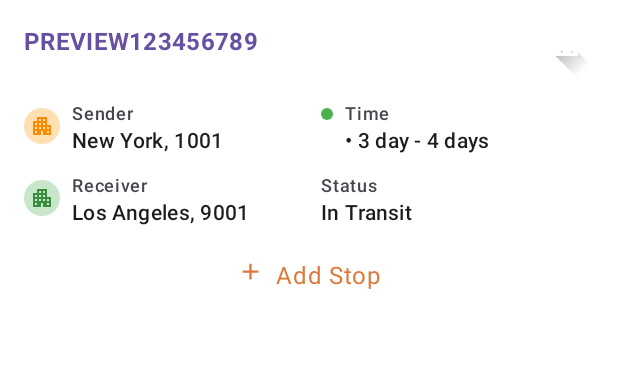
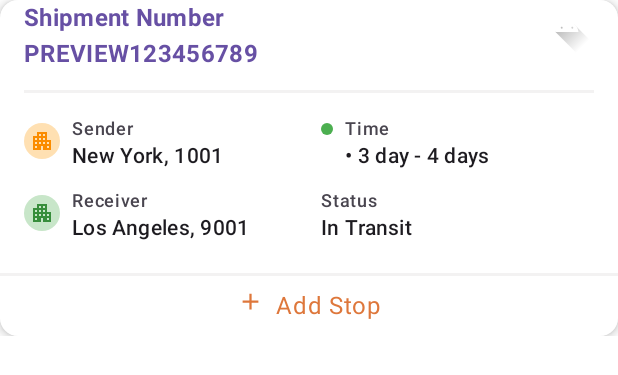
Before and after one commit to Kagiri11/Shipments, an Android app built with Jetpack Compose: the @Preview function TrackingInfoCardPreview, on a phone screen of 412 x 824 dp. Shown: the top 375 px of the screen. Run offline under Robolectric (Android 15) with nearby library versions, the phone set to English and light mode, and no system bars; pictures from the network do not load.

Commit message:
Clean up tracking card

```diff
--- a/app/src/main/java/com/cmaina/shipments/ui/screens/home/HomeScreen.kt
+++ b/app/src/main/java/com/cmaina/shipments/ui/screens/home/HomeScreen.kt
@@ -1,6 +1,7 @@
 // File: com/cmaina/shipments/ui/screens/home/HomeScreen.kt
 package com.cmaina.shipments.ui.screens.home
 
+import androidx.compose.foundation.background
 import androidx.compose.foundation.layout.Box
 import androidx.compose.foundation.layout.Column
 import androidx.compose.foundation.layout.PaddingValues
@@ -31,6 +32,7 @@ import androidx.compose.ui.tooling.preview.Preview
 import androidx.compose.ui.unit.dp
 import androidx.lifecycle.viewmodel.compose.viewModel
 import com.cmaina.shipments.ui.screens.home.components.SearchResultsList
+import com.cmaina.shipments.ui.theme.ShipmentsSmokeWhite
 
 @OptIn(ExperimentalMaterial3Api::class)
 @Composable
@@ -87,7 +89,9 @@ fun HomeScreen(
 
                 Box {
                     // Spacer after search bar
-                    Column {
+                    Column(
+                        modifier = Modifier.background(ShipmentsSmokeWhite)
+                    ) {
                         Spacer(modifier = Modifier.height(24.dp))
                         // Section 3: Tracking Information
                         // Only show if there's tracking info available
--- a/app/src/main/java/com/cmaina/shipments/ui/screens/home/HomeSearchBar.kt
+++ b/app/src/main/java/com/cmaina/shipments/ui/screens/home/HomeSearchBar.kt
@@ -4,8 +4,11 @@ package com.cmaina.shipments.ui.screens.home
 
 import androidx.compose.foundation.background
 import androidx.compose.foundation.layout.Box
+import androidx.compose.foundation.layout.Column
 import androidx.compose.foundation.layout.Row
+import androidx.compose.foundation.layout.Spacer
 import androidx.compose.foundation.layout.fillMaxWidth
+import androidx.compose.foundation.layout.height
 import androidx.compose.foundation.layout.padding
 import androidx.compose.foundation.layout.size
 import androidx.compose.foundation.layout.wrapContentSize
@@ -48,6 +51,11 @@ fun HomeSearchBar(
     onFocused: () -> Unit,
     modifier: Modifier = Modifier
 ) {
+    Column(
+        modifier = Modifier
+            .fillMaxWidth()
+            .background(ShipmentsPurple)
+    ) {
         Row(
             modifier = Modifier
                 .fillMaxWidth()
@@ -88,7 +96,7 @@ fun HomeSearchBar(
                         }
                     }
                 },
-            shape = RoundedCornerShape(28.dp), // Highly rounded corners
+                shape = RoundedCornerShape(50), // Highly rounded corners
                 colors = TextFieldDefaults.colors(
                     focusedContainerColor = MaterialTheme.colorScheme.surface, // White or light surface
                     unfocusedContainerColor = MaterialTheme.colorScheme.surface,
@@ -99,6 +107,8 @@ fun HomeSearchBar(
                 ),
                 singleLine = true
             )
+        }
+        Spacer(modifier = Modifier.height(10.dp))
     }
 }
 
--- a/app/src/main/java/com/cmaina/shipments/ui/screens/home/TrackingSection.kt
+++ b/app/src/main/java/com/cmaina/shipments/ui/screens/home/TrackingSection.kt
@@ -16,11 +16,16 @@ import androidx.compose.foundation.layout.height
 import androidx.compose.foundation.layout.padding
 import androidx.compose.foundation.layout.size
 import androidx.compose.foundation.layout.width
+import androidx.compose.foundation.layout.wrapContentHeight
 import androidx.compose.foundation.shape.CircleShape
 import androidx.compose.material.icons.Icons
 import androidx.compose.material.icons.filled.Add
 import androidx.compose.material.icons.filled.Apartment // Placeholder for Sender/Receiver
 import androidx.compose.material3.ButtonDefaults
+import androidx.compose.material3.Card
+import androidx.compose.material3.CardDefaults
+import androidx.compose.material3.Divider
+import androidx.compose.material3.DividerDefaults
 import androidx.compose.material3.Icon
 import androidx.compose.material3.MaterialTheme
 import androidx.compose.material3.OutlinedButton
@@ -41,6 +46,7 @@ import com.cmaina.shipments.R // For placeholder drawables
 import com.cmaina.shipments.domain.model.tracking.ActiveTrackingSummary
 import com.cmaina.shipments.domain.model.tracking.TrackingParty
 import com.cmaina.shipments.ui.theme.ShipmentsBrown
+import com.cmaina.shipments.ui.theme.ShipmentsSmokeWhite
 
 // --- Tracking Section Composable ---
 @Composable
@@ -72,22 +78,30 @@ fun TrackingInfoSection(
     trackingInfo: ActiveTrackingSummary,
     onAddStopClick: () -> Unit
 ) {
+    Card(modifier = Modifier.wrapContentHeight(), colors = CardDefaults.cardColors(containerColor = Color.White), elevation = CardDefaults.cardElevation(defaultElevation = 4.dp)) {
         Column(
             modifier = Modifier
-            .padding(16.dp)
                 .fillMaxWidth()
         ) {
             // Top: Shipment Number and Forklift Icon
             Row(
-            modifier = Modifier.fillMaxWidth(),
+                modifier = Modifier.fillMaxWidth().padding(horizontal = 16.dp),
                 verticalAlignment = Alignment.Top,
                 horizontalArrangement = Arrangement.SpaceBetween
             ) {
+                Column {
+                    Text(
+                        text = "Shipment Number",
+                        style = MaterialTheme.typography.titleMedium.copy(fontWeight = FontWeight.Bold),
+                        color = MaterialTheme.colorScheme.primary
+                    )
                     Text(
                         text = trackingInfo.shipmentNumber,
                         style = MaterialTheme.typography.titleMedium.copy(fontWeight = FontWeight.Bold),
                         color = MaterialTheme.colorScheme.primary
                     )
+                }
+
                 Image(
                     painter = rememberAsyncImagePainter(
                         ImageRequest.Builder(LocalContext.current)
@@ -104,12 +118,20 @@ fun TrackingInfoSection(
                 )
             }
 
+            Spacer(modifier = Modifier.height(12.dp))
+
+            Divider(
+                modifier = Modifier.padding(horizontal = 16.dp),
+                thickness = 2.dp,
+                color = ShipmentsSmokeWhite
+            )
+
             Spacer(modifier = Modifier.height(16.dp))
 
             // Middle: Sender/Time and Receiver/Status Details
             // Row 1: Sender and Time
             Row(
-            modifier = Modifier.fillMaxWidth().height(IntrinsicSize.Min),
+                modifier = Modifier.fillMaxWidth().height(IntrinsicSize.Min).padding(horizontal = 16.dp),
                 horizontalArrangement = Arrangement.spacedBy(16.dp)
             ) {
                 TrackingDetailItem(
@@ -148,7 +170,7 @@ fun TrackingInfoSection(
 
             // Row 2: Receiver and Status
             Row(
-            modifier = Modifier.fillMaxWidth().height(IntrinsicSize.Min),
+                modifier = Modifier.fillMaxWidth().height(IntrinsicSize.Min).padding(horizontal = 16.dp),
                 horizontalArrangement = Arrangement.spacedBy(16.dp)
             ) {
                 TrackingDetailItem(
@@ -179,9 +201,14 @@ fun TrackingInfoSection(
 
             Spacer(modifier = Modifier.height(20.dp))
 
+            Divider(
+                thickness = 2.dp,
+                color = ShipmentsSmokeWhite
+            )
+
             // Bottom: Add Stop Button
             if (trackingInfo.allowAddStopFeature) {
-            Row(modifier = Modifier.fillMaxSize(),
+                Row(modifier = Modifier.fillMaxWidth().padding(vertical = 8.dp),
                     horizontalArrangement = Arrangement.Center) {
                     Icon(
                         imageVector = Icons.Filled.Add,
@@ -192,6 +219,7 @@ fun TrackingInfoSection(
                     Spacer(modifier = Modifier.width(8.dp))
                     Text(text = "Add Stop",
                         color = ShipmentsBrown)
+                }
             }
         }
     }
```
Lines whose indentation alone changed are shown as unchanged.
